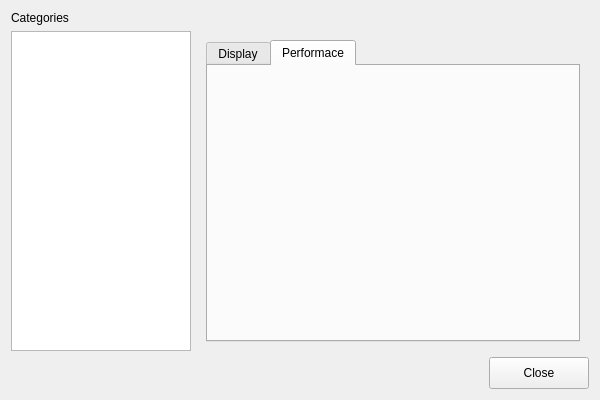
First picture: the form in ui/Preferences.ui, repository skhaz/neutron3d, before the edit.
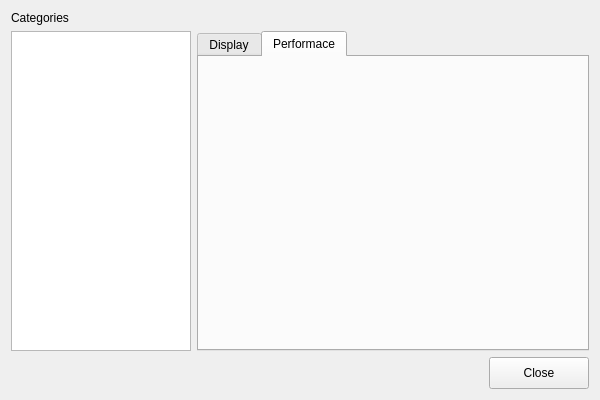
Second picture: the form after the edit.

```diff
--- a/ui/Preferences.ui
+++ b/ui/Preferences.ui
@@ -55,6 +55,12 @@
      </property>
      <widget class="QWidget" name="page" >
       <layout class="QGridLayout" name="gridLayout_2" >
+       <property name="margin" >
+        <number>0</number>
+       </property>
+       <property name="spacing" >
+        <number>0</number>
+       </property>
        <item row="0" column="0" >
         <widget class="QTabWidget" name="tab_details" >
          <property name="currentIndex" >
```
